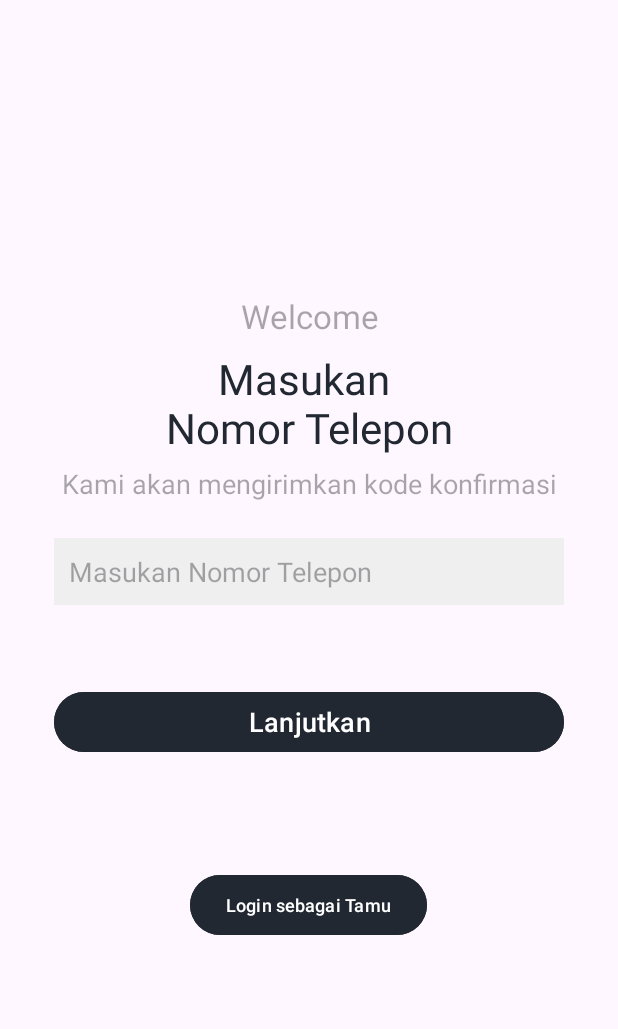
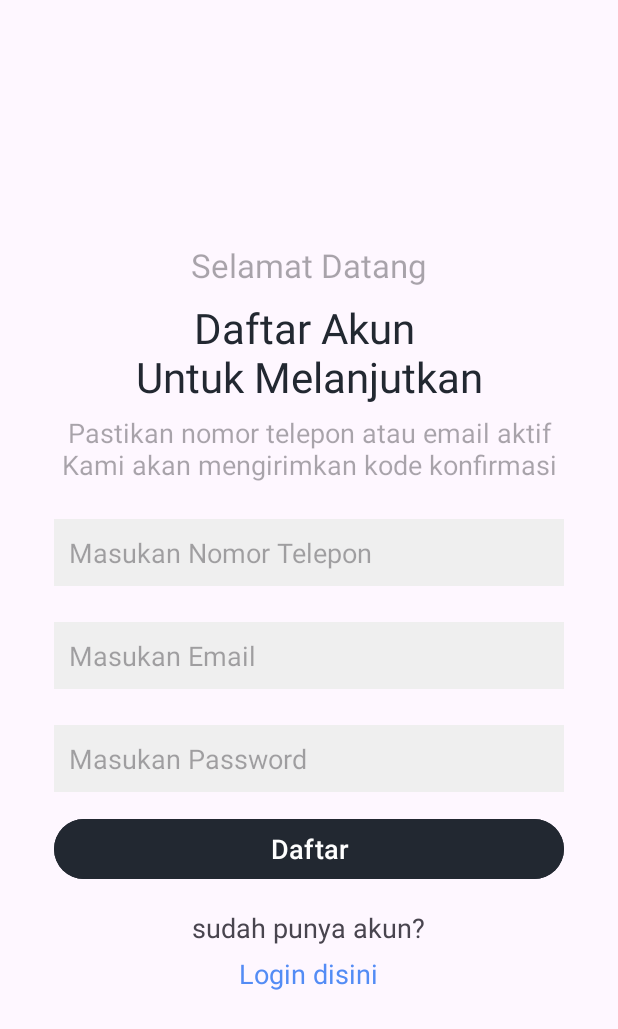
Before and after one commit to neddy1298/RutBis, an Android app: the layout register.xml on its own in the app's theme, with its tools: preview values and no code run, on a phone screen of 412 x 824 dp. Shown: the top 1029 px of the screen. Run offline under Robolectric (Android 15) with nearby library versions, the phone set to English and light mode, and no system bars.

Commit message:
Login and Register Restructure

```diff
--- a/app/src/main/res/layout/login_page.xml
+++ b/app/src/main/res/layout/register.xml
@@ -6,13 +6,13 @@
     android:padding="36dp"
     android:gravity="center"
     android:orientation="vertical"
-    tools:context=".MainActivity">
+    tools:context=".ui.auth.login.LoginFragment">
 
     <TextView
         android:layout_width="match_parent"
         android:layout_height="wrap_content"
         android:gravity="center"
-        android:hint="Welcome"
+        android:hint="Selamat Datang"
         android:textSize="22sp"
         android:textColor="@color/black" />
 
@@ -21,7 +21,7 @@
         android:layout_height="wrap_content"
         android:layout_marginTop="8dp"
         android:gravity="center"
-        android:text="Masukan \nNomor Telepon"
+        android:text="Daftar Akun \nUntuk Melanjutkan"
         android:textSize="28sp"
         android:textColor="@color/black" />
 
@@ -30,7 +30,7 @@
         android:layout_height="wrap_content"
         android:layout_marginTop="6dp"
         android:gravity="center"
-        android:hint="Kami akan mengirimkan kode konfirmasi"
+        android:hint="Pastikan nomor telepon atau email aktif\nKami akan mengirimkan kode konfirmasi"
         android:textSize="18sp"
         android:textColor="@color/black" />
 
@@ -44,25 +44,50 @@
         android:inputType="phone"
         android:textSize="18sp" />
 
-    <Button
-        android:id="@+id/btnLanjutkan"
+    <EditText
         android:layout_width="match_parent"
         android:layout_height="wrap_content"
-        android:layout_marginTop="54dp"
-        android:backgroundTint="@color/black"
-        android:textColor="@color/white"
-        android:text="Lanjutkan"
+        android:layout_marginTop="24dp"
+        android:background="@color/gray"
+        android:padding="10dp"
+        android:hint="Masukan Email"
+        android:inputType="phone"
+        android:textSize="18sp" />
+
+    <EditText
+        android:layout_width="match_parent"
+        android:layout_height="wrap_content"
+        android:layout_marginTop="24dp"
+        android:background="@color/gray"
+        android:padding="10dp"
+        android:hint="Masukan Password"
+        android:inputType="phone"
         android:textSize="18sp" />
 
     <Button
-        android:id="@+id/btnGuest"
-        android:layout_width="wrap_content"
+        android:id="@+id/btnPhoneLogin"
+        android:layout_width="match_parent"
         android:layout_height="wrap_content"
-        android:layout_marginTop="74dp"
+        android:layout_marginTop="14dp"
         android:backgroundTint="@color/black"
         android:textColor="@color/white"
-        android:text="Login sebagai Tamu"
-        android:textSize="12sp" />
+        android:text="Daftar"
+        android:textSize="18sp" />
+        <TextView
+            android:layout_width="wrap_content"
+            android:layout_height="wrap_content"
+            android:layout_marginTop="16dp"
+            android:gravity="center"
+            android:text="sudah punya akun?"
+            android:textSize="18sp"/>
 
+        <TextView
+            android:layout_width="wrap_content"
+            android:layout_height="wrap_content"
+            android:layout_marginTop="6dp"
+            android:gravity="center"
+            android:text="Login disini"
+            android:textSize="18sp"
+            android:textColor="@color/blue3" />
 
 </LinearLayout>
```
Also changed, not shown: app/src/main/java/live/neddyap/rutbis/ui/auth/login/LoginFragment.kt (added, +32 -0 lines), app/src/main/java/live/neddyap/rutbis/ui/auth/login/LoginViewModel.kt (added, +7 -0 lines), app/src/main/java/live/neddyap/rutbis/ui/auth/register/RegisterFragment.kt (added, +32 -0 lines), app/src/main/java/live/neddyap/rutbis/ui/auth/register/RegisterViewModel.kt (added, +7 -0 lines), app/src/main/res/layout/login.xml (added, +75 -0 lines), app/src/main/res/layout/register_page.xml (deleted, +0 -59 lines).
